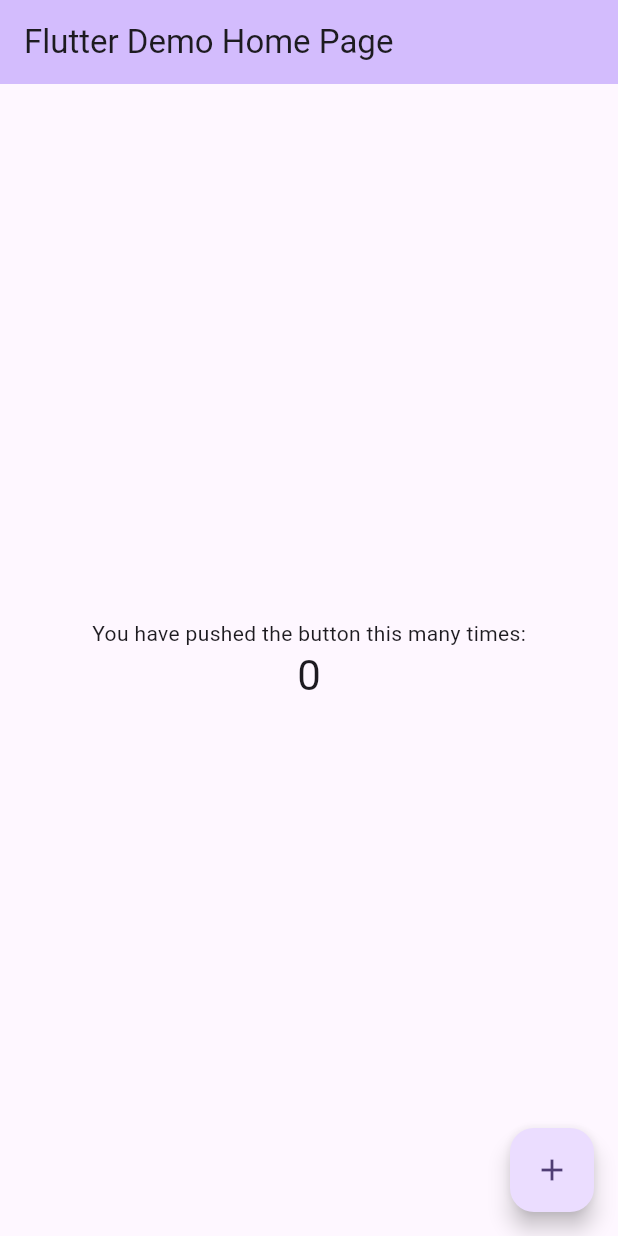
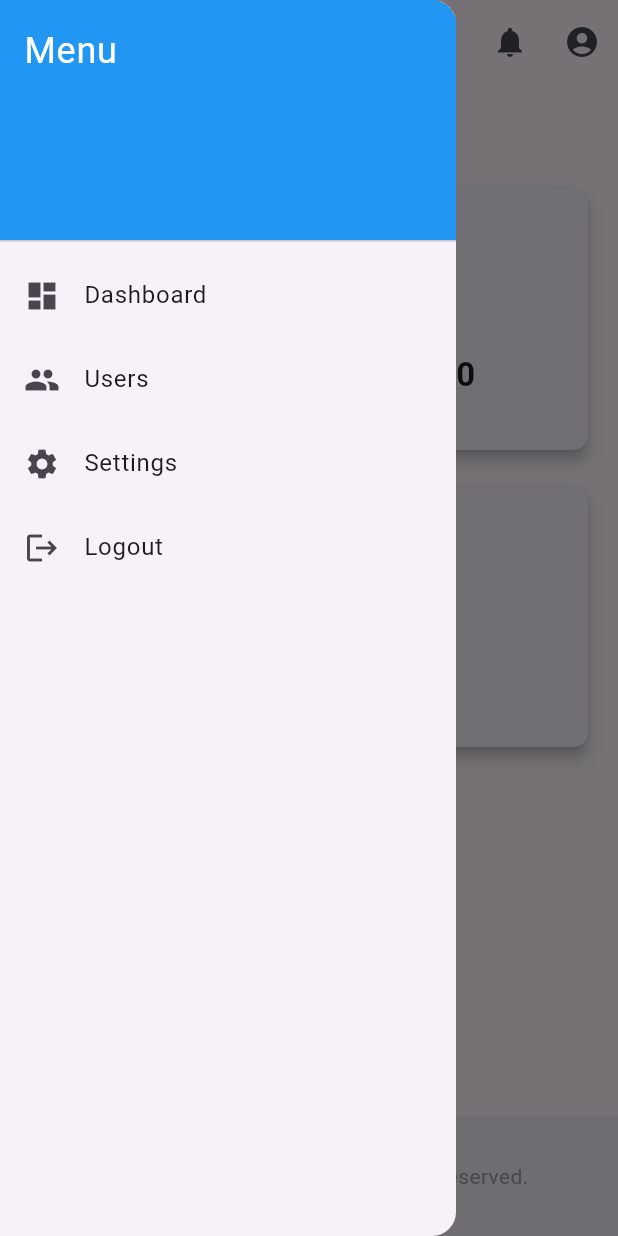
Before and after one commit to could-ai/0199c1d8-7082-7189-af5f-09ca35370c65, a Flutter app: the screen it shows after launch, with the side drawer open (before the commit the screen has no drawer), on a phone screen of 412 x 824 dp. Run offline on Flutter 3.47's test engine with Material 3 defaults, Android fonts, the phone set to English and light mode, and no system bars.

Commit message:
I have updated the main.dart file to launch the new dashboard screen as the home page of the application. The previous counter app has been removed and replaced with the main application structure that points to the `DashboardScreen`. I've also set a new title and theme for the `MaterialApp`.; I've created a new file for the main dashboard screen. This screen uses a `Scaffold` to structure the layout with the `Header`, `Sidebar`, and `Footer` widgets. The body of the dashboard contains a grid of cards to display sample statistics, providing a clear and organized presentation of key information. This file acts as the central hub for the dashboard's user interface.; I've created a dedicated widget for the header of the dashboard. This `Header` widget is implemented as an `AppBar` and includes a title and action buttons for notifications and user account access. This component ensures a consistent look and feel across the top of the application and provides easy access to common actions.; I've created a `Sidebar` widget that serves as the navigation drawer for the application. It contains a list of navigable items such as Dashboard, Users, and Settings, allowing for easy movement between different sections of the app. The sidebar is a crucial component for user navigation and helps to keep the main interface clean and uncluttered.; I've added a `Footer` widget to display copyright information at the bottom of the screen. This component is placed within a `BottomAppBar` to ensure it remains fixed at the bottom. The footer provides essential information and adds a professional touch to the application's layout.

```diff
--- a/usr/lib/main.dart
+++ b/usr/lib/main.dart
@@ -1,4 +1,5 @@
 import 'package:flutter/material.dart';
+import 'package:couldai_user_app/screens/dashboard_screen.dart';
 
 void main() {
   runApp(const MyApp());
@@ -7,114 +8,16 @@ void main() {
 class MyApp extends StatelessWidget {
   const MyApp({super.key});
 
-  // This widget is the root of your application.
   @override
   Widget build(BuildContext context) {
     return MaterialApp(
-      title: 'Flutter Demo',
+      title: 'Flutter Dashboard',
       debugShowCheckedModeBanner: false,
       theme: ThemeData(
-        // This is the theme of your application.
-        //
-        // TRY THIS: Try running your application with "flutter run". You'll see
-        // the application has a purple toolbar. Then, without quitting the app,
-        // try changing the seedColor in the colorScheme below to Colors.green
-        // and then invoke "hot reload" (save your changes or press the "hot
-        // reload" button in a Flutter-supported IDE, or press "r" if you used
-        // the command line to start the app).
-        //
-        // Notice that the counter didn't reset back to zero; the application
-        // state is not lost during the reload. To reset the state, use hot
-        // restart instead.
-        //
-        // This works for code too, not just values: Most code changes can be
-        // tested with just a hot reload.
-        colorScheme: ColorScheme.fromSeed(seedColor: Colors.deepPurple),
+        primarySwatch: Colors.blue,
+        visualDensity: VisualDensity.adaptivePlatformDensity,
       ),
-      home: const MyHomePage(title: 'Flutter Demo Home Page'),
+      home: const DashboardScreen(),
     );
   }
 }
-
-class MyHomePage extends StatefulWidget {
-  const MyHomePage({super.key, required this.title});
-
-  // This widget is the home page of your application. It is stateful, meaning
-  // that it has a State object (defined below) that contains fields that affect
-  // how it looks.
-
-  // This class is the configuration for the state. It holds the values (in this
-  // case the title) provided by the parent (in this case the App widget) and
-  // used by the build method of the State. Fields in a Widget subclass are
-  // always marked "final".
-
-  final String title;
-
-  @override
-  State<MyHomePage> createState() => _MyHomePageState();
-}
-
-class _MyHomePageState extends State<MyHomePage> {
-  int _counter = 0;
-
-  void _incrementCounter() {
-    setState(() {
-      // This call to setState tells the Flutter framework that something has
-      // changed in this State, which causes it to rerun the build method below
-      // so that the display can reflect the updated values. If we changed
-      // _counter without calling setState(), then the build method would not be
-      // called again, and so nothing would appear to happen.
-      _counter++;
-    });
-  }
-
-  @override
-  Widget build(BuildContext context) {
-    // This method is rerun every time setState is called, for instance as done
-    // by the _incrementCounter method above.
-    //
-    // The Flutter framework has been optimized to make rerunning build methods
-    // fast, so that you can just rebuild anything that needs updating rather
-    // than having to individually change instances of widgets.
-    return Scaffold(
-      appBar: AppBar(
-        // TRY THIS: Try changing the color here to a specific color (to
-        // Colors.amber, perhaps?) and trigger a hot reload to see the AppBar
-        // change color while the other colors stay the same.
-        backgroundColor: Theme.of(context).colorScheme.inversePrimary,
-        // Here we take the value from the MyHomePage object that was created by
-        // the App.build method, and use it to set our appbar title.
-        title: Text(widget.title),
-      ),
-      body: Center(
-        // Center is a layout widget. It takes a single child and positions it
-        // in the middle of the parent.
-        child: Column(
-          // Column is also a layout widget. It takes a list of children and
-          // arranges them vertically. By default, it sizes itself to fit its
-          // children horizontally, and tries to be as tall as its parent.
-          //
-          // Column has various properties to control how it sizes itself and
-          // how it positions its children. Here we use mainAxisAlignment to
-          // center the children vertically; the main axis here is the vertical
-          // axis because Columns are vertical (the cross axis would be
-          // horizontal).
-          //
-          // TRY THIS: Invoke "debug painting" (choose the "Toggle Debug Paint"
-          // action in the IDE, or press "p" in the console), to see the
-          // wireframe for each widget.
-          mainAxisAlignment: MainAxisAlignment.center,
-          children: <Widget>[
-            const Text('You have pushed the button this many times:'),
-            Text('$_counter', style: Theme.of(context).textTheme.headlineMedium),
-          ],
-        ),
-      ),
-      floatingActionButton: FloatingActionButton(
-        onPressed: _incrementCounter,
-        tooltip: 'Increment',
-        child: const Icon(Icons.add),
-      ), // This trailing comma makes auto-formatting nicer for build methods.
-    );
-  }
-}
--- /dev/null
+++ b/usr/lib/screens/dashboard_screen.dart
@@ -0,0 +1,69 @@
+import 'package:flutter/material.dart';
+import 'package:couldai_user_app/widgets/header.dart';
+import 'package:couldai_user_app/widgets/sidebar.dart';
+import 'package:couldai_user_app/widgets/footer.dart';
+
+class DashboardScreen extends StatelessWidget {
+  const DashboardScreen({super.key});
+
+  @override
+  Widget build(BuildContext context) {
+    return Scaffold(
+      appBar: const Header(),
+      drawer: const Sidebar(),
+      body: SingleChildScrollView(
+        padding: const EdgeInsets.all(16.0),
+        child: Column(
+          crossAxisAlignment: CrossAxisAlignment.start,
+          children: [
+            const Text(
+              'Dashboard',
+              style: TextStyle(fontSize: 24, fontWeight: FontWeight.bold),
+            ),
+            const SizedBox(height: 16),
+            GridView.count(
+              shrinkWrap: true,
+              physics: const NeverScrollableScrollPhysics(),
+              crossAxisCount: 2,
+              crossAxisSpacing: 16,
+              mainAxisSpacing: 16,
+              children: [
+                _buildDashboardCard('Users', '1,250', Icons.people),
+                _buildDashboardCard('Sales', '\$15,780', Icons.monetization_on),
+                _buildDashboardCard('Tasks', '32', Icons.task),
+                _buildDashboardCard('Reports', '5', Icons.receipt),
+              ],
+            ),
+          ],
+        ),
+      ),
+      bottomNavigationBar: const Footer(),
+    );
+  }
+
+  Widget _buildDashboardCard(String title, String value, IconData icon) {
+    return Card(
+      elevation: 4,
+      shape: RoundedRectangleBorder(borderRadius: BorderRadius.circular(10)),
+      child: Padding(
+        padding: const EdgeInsets.all(16.0),
+        child: Column(
+          mainAxisAlignment: MainAxisAlignment.center,
+          crossAxisAlignment: CrossAxisAlignment.start,
+          children: [
+            Icon(icon, size: 40, color: Colors.blue),
+            const SizedBox(height: 10),
+            Text(
+              title,
+              style: const TextStyle(fontSize: 16, color: Colors.grey),
+            ),
+            Text(
+              value,
+              style: const TextStyle(fontSize: 22, fontWeight: FontWeight.bold),
+            ),
+          ],
+        ),
+      ),
+    );
+  }
+}
--- /dev/null
+++ b/usr/lib/widgets/footer.dart
@@ -0,0 +1,20 @@
+import 'package:flutter/material.dart';
+
+class Footer extends StatelessWidget {
+  const Footer({super.key});
+
+  @override
+  Widget build(BuildContext context) {
+    return BottomAppBar(
+      child: Container(
+        height: 50.0,
+        child: const Center(
+          child: Text(
+            '© 2024 CouldAI User App. All rights reserved.',
+            style: TextStyle(color: Colors.grey),
+          ),
+        ),
+      ),
+    );
+  }
+}
--- /dev/null
+++ b/usr/lib/widgets/header.dart
@@ -0,0 +1,25 @@
+import 'package:flutter/material.dart';
+
+class Header extends StatelessWidget implements PreferredSizeWidget {
+  const Header({super.key});
+
+  @override
+  Widget build(BuildContext context) {
+    return AppBar(
+      title: const Text('Admin Dashboard'),
+      actions: [
+        IconButton(
+          icon: const Icon(Icons.notifications),
+          onPressed: () {},
+        ),
+        IconButton(
+          icon: const Icon(Icons.account_circle),
+          onPressed: () {},
+        ),
+      ],
+    );
+  }
+
+  @override
+  Size get preferredSize => const Size.fromHeight(kToolbarHeight);
+}
--- /dev/null
+++ b/usr/lib/widgets/sidebar.dart
@@ -0,0 +1,56 @@
+import 'package:flutter/material.dart';
+
+class Sidebar extends StatelessWidget {
+  const Sidebar({super.key});
+
+  @override
+  Widget build(BuildContext context) {
+    return Drawer(
+      child: ListView(
+        padding: EdgeInsets.zero,
+        children: <Widget>[
+          const DrawerHeader(
+            decoration: BoxDecoration(
+              color: Colors.blue,
+            ),
+            child: Text(
+              'Menu',
+              style: TextStyle(
+                color: Colors.white,
+                fontSize: 24,
+              ),
+            ),
+          ),
+          ListTile(
+            leading: const Icon(Icons.dashboard),
+            title: const Text('Dashboard'),
+            onTap: () {
+              Navigator.pop(context);
+            },
+          ),
+          ListTile(
+            leading: const Icon(Icons.people),
+            title: const Text('Users'),
+            onTap: () {
+              Navigator.pop(context);
+            },
+          ),
+          ListTile(
+            leading: const Icon(Icons.settings),
+            title: const Text('Settings'),
+            onTap: () {
+              Navigator.pop(context);
+            },
+          ),
+          ListTile(
+            leading: const Icon(Icons.logout),
+            title: const Text('Logout'),
+            onTap: () {
+              Navigator.pop(context);
+            },
+          ),
+        ],
+      ),
+    );
+  }
+}
```
